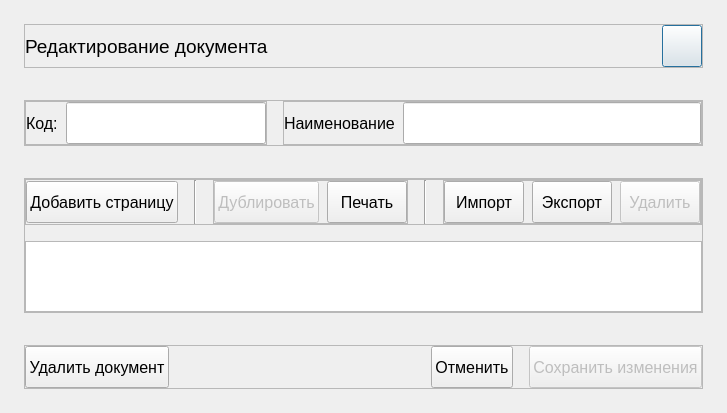
Qt form ui/ui/edit_document.ui (pntech-dev/Documents-Exp-Desktop) before a commit.
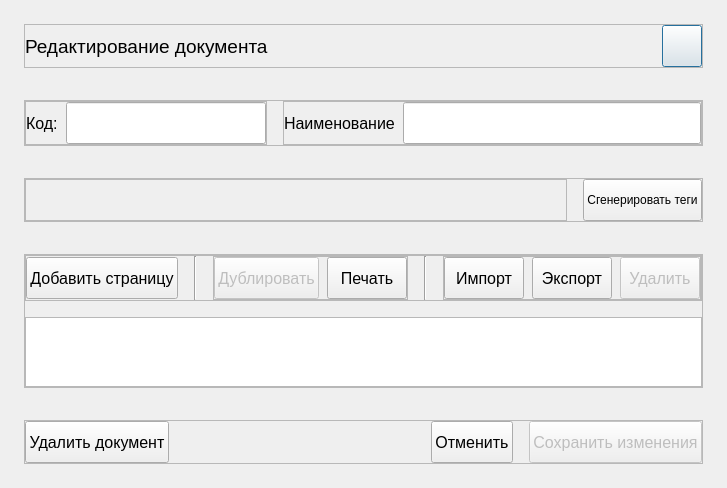
The same form after that commit. Custom widgets are drawn as their Qt base class.

Diff of the .ui file:
```diff
--- a/ui/ui/edit_document.ui
+++ b/ui/ui/edit_document.ui
@@ -7,13 +7,13 @@
     <x>0</x>
     <y>0</y>
     <width>715</width>
-    <height>413</height>
+    <height>472</height>
    </rect>
   </property>
   <property name="maximumSize">
    <size>
     <width>16777215</width>
-    <height>800</height>
+    <height>900</height>
    </size>
   </property>
   <property name="windowTitle">
@@ -249,6 +249,74 @@
      </layout>
     </widget>
    </item>
+   <item>
+    <widget class="QFrame" name="tags_frame">
+     <property name="minimumSize">
+      <size>
+       <width>0</width>
+       <height>0</height>
+      </size>
+     </property>
+     <property name="frameShape">
+      <enum>QFrame::StyledPanel</enum>
+     </property>
+     <property name="frameShadow">
+      <enum>QFrame::Raised</enum>
+     </property>
+     <layout class="QHBoxLayout" name="horizontalLayout_9">
+      <property name="spacing">
+       <number>16</number>
+      </property>
+      <property name="leftMargin">
+       <number>0</number>
+      </property>
+      <property name="topMargin">
+       <number>0</number>
+      </property>
+      <property name="rightMargin">
+       <number>0</number>
+      </property>
+      <property name="bottomMargin">
+       <number>0</number>
+      </property>
+      <item>
+       <widget class="TagsLineEdit" name="tags_lineedit_frame">
+        <property name="sizePolicy">
+         <sizepolicy hsizetype="Expanding" vsizetype="Preferred">
+          <horstretch>0</horstretch>
+          <verstretch>0</verstretch>
+         </sizepolicy>
+        </property>
+        <property name="minimumSize">
+         <size>
+          <width>0</width>
+          <height>42</height>
+         </size>
+        </property>
+        <property name="frameShape">
+         <enum>QFrame::StyledPanel</enum>
+        </property>
+        <property name="frameShadow">
+         <enum>QFrame::Raised</enum>
+        </property>
+       </widget>
+      </item>
+      <item>
+       <widget class="TertiaryButton" name="generate_tags_pushButton">
+        <property name="minimumSize">
+         <size>
+          <width>0</width>
+          <height>42</height>
+         </size>
+        </property>
+        <property name="text">
+         <string>Сгенерировать теги</string>
+        </property>
+       </widget>
+      </item>
+     </layout>
+    </widget>
+   </item>
    <item>
     <widget class="QFrame" name="data_frame">
      <property name="frameShape">
@@ -639,6 +707,12 @@
    <extends>QTableView</extends>
    <header>..custom_widgets</header>
   </customwidget>
+  <customwidget>
+   <class>TagsLineEdit</class>
+   <extends>QFrame</extends>
+   <header>..custom_widgets</header>
+   <container>1</container>
+  </customwidget>
  </customwidgets>
  <resources>
   <include location="../../resources/icons/icons_resources.qrc"/>
```
